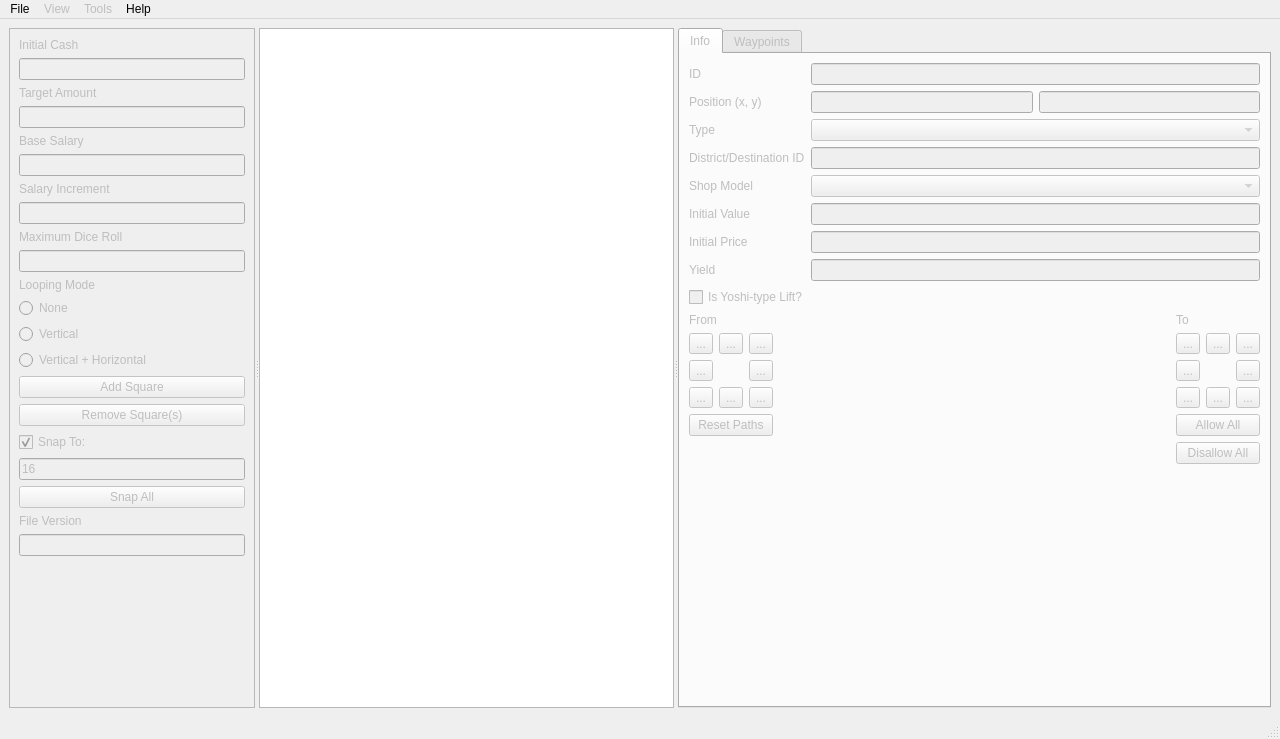
Old version of the form mainwindow.ui in the repository FortuneStreetModding/fortune-avenue-qt.
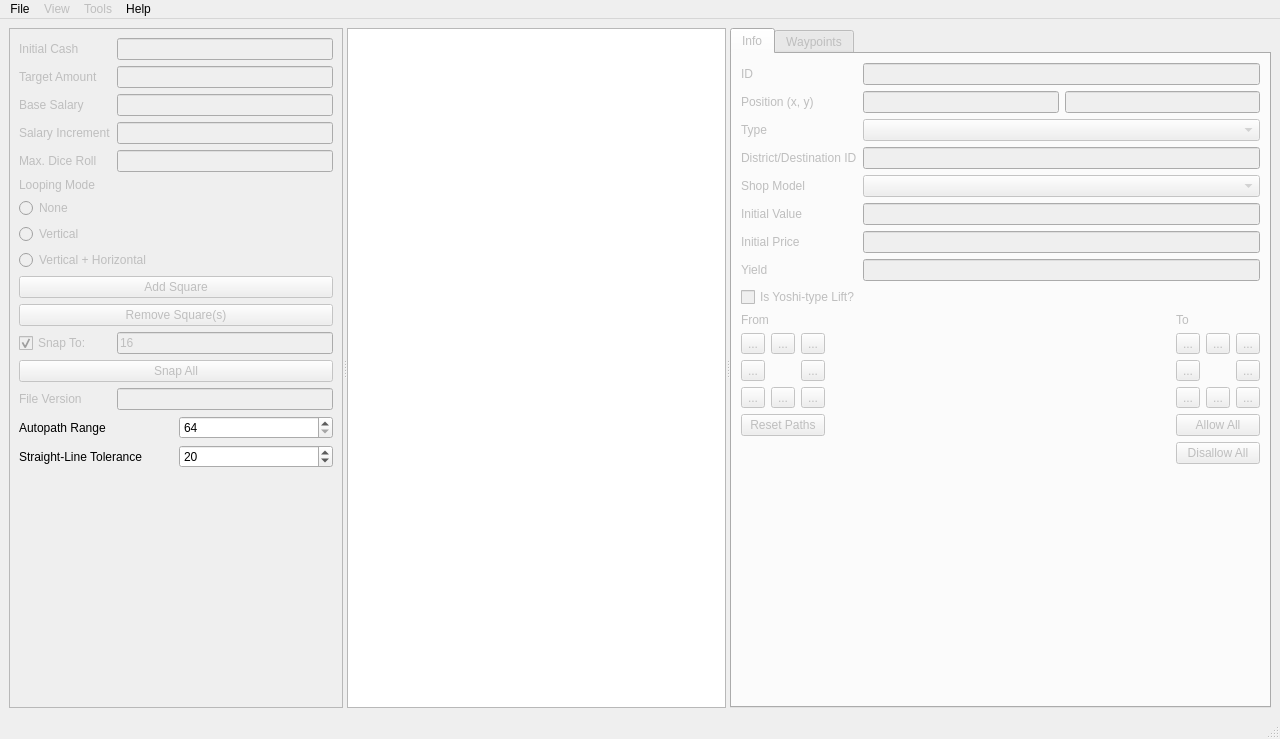
New version of the form. Icons and pictures are not drawn.

Commit message: autopath tolerance parameters are now adjustable

The edit to the form file:
```diff
--- a/mainwindow.ui
+++ b/mainwindow.ui
@@ -22,7 +22,7 @@
       </property>
       <widget class="QFrame" name="boardEdit">
        <property name="enabled">
-        <bool>false</bool>
+        <bool>true</bool>
        </property>
        <property name="sizePolicy">
         <sizepolicy hsizetype="Preferred" vsizetype="Preferred">
@@ -42,156 +42,15 @@
        <property name="frameShadow">
         <enum>QFrame::Raised</enum>
        </property>
-       <layout class="QVBoxLayout" name="verticalLayout_3">
-        <item alignment="Qt::AlignTop">
-         <widget class="QLabel" name="label">
+       <layout class="QGridLayout" name="gridLayout_3">
+        <item row="23" column="0">
+         <widget class="QLabel" name="label_27">
           <property name="text">
-           <string>Initial Cash</string>
+           <string>Straight-Line Tolerance</string>
           </property>
          </widget>
         </item>
-        <item alignment="Qt::AlignTop">
-         <widget class="QLineEdit" name="initialCash"/>
-        </item>
-        <item>
-         <widget class="QLabel" name="label_3">
-          <property name="text">
-           <string>Target Amount</string>
-          </property>
-         </widget>
-        </item>
-        <item>
-         <widget class="QLineEdit" name="targetAmount"/>
-        </item>
-        <item>
-         <widget class="QLabel" name="label_5">
-          <property name="text">
-           <string>Base Salary</string>
-          </property>
-         </widget>
-        </item>
-        <item>
-         <widget class="QLineEdit" name="baseSalary"/>
-        </item>
-        <item>
-         <widget class="QLabel" name="label_6">
-          <property name="text">
-           <string>Salary Increment</string>
-          </property>
-         </widget>
-        </item>
-        <item>
-         <widget class="QLineEdit" name="salaryIncrement"/>
-        </item>
-        <item>
-         <widget class="QLabel" name="label_7">
-          <property name="text">
-           <string>Maximum Dice Roll</string>
-          </property>
-         </widget>
-        </item>
-        <item>
-         <widget class="QLineEdit" name="maxDiceRoll"/>
-        </item>
-        <item>
-         <widget class="QLabel" name="label_8">
-          <property name="text">
-           <string>Looping Mode</string>
-          </property>
-         </widget>
-        </item>
-        <item>
-         <widget class="QRadioButton" name="loopingNone">
-          <property name="text">
-           <string>None</string>
-          </property>
-          <attribute name="buttonGroup">
-           <string notr="true">loopingMode</string>
-          </attribute>
-         </widget>
-        </item>
-        <item>
-         <widget class="QRadioButton" name="loopingVertical">
-          <property name="text">
-           <string>Vertical</string>
-          </property>
-          <attribute name="buttonGroup">
-           <string notr="true">loopingMode</string>
-          </attribute>
-         </widget>
-        </item>
-        <item>
-         <widget class="QRadioButton" name="loopingVerticalHorizontal">
-          <property name="text">
-           <string>Vertical + Horizontal</string>
-          </property>
-          <attribute name="buttonGroup">
-           <string notr="true">loopingMode</string>
-          </attribute>
-         </widget>
-        </item>
-        <item>
-         <widget class="QPushButton" name="addSquare">
-          <property name="text">
-           <string>Add Square</string>
-          </property>
-          <property name="shortcut">
-           <string>Ctrl+E</string>
-          </property>
-         </widget>
-        </item>
-        <item>
-         <widget class="QPushButton" name="removeSquare">
-          <property name="text">
-           <string>Remove Square(s)</string>
-          </property>
-          <property name="shortcut">
-           <string>Backspace</string>
-          </property>
-         </widget>
-        </item>
-        <item>
-         <widget class="QCheckBox" name="snapToCheck">
-          <property name="text">
-           <string>Snap To:</string>
-          </property>
-          <property name="checked">
-           <bool>true</bool>
-          </property>
-          <property name="tristate">
-           <bool>false</bool>
-          </property>
-         </widget>
-        </item>
-        <item>
-         <widget class="QLineEdit" name="snapTo">
-          <property name="text">
-           <string>16</string>
-          </property>
-         </widget>
-        </item>
-        <item>
-         <widget class="QPushButton" name="snapAll">
-          <property name="text">
-           <string>Snap All</string>
-          </property>
-         </widget>
-        </item>
-        <item>
-         <widget class="QLabel" name="label_25">
-          <property name="text">
-           <string>File Version</string>
-          </property>
-         </widget>
-        </item>
-        <item>
-         <widget class="QLineEdit" name="fileVersion">
-          <property name="enabled">
-           <bool>false</bool>
-          </property>
-         </widget>
-        </item>
-        <item>
+        <item row="24" column="0">
          <spacer name="verticalSpacer">
           <property name="orientation">
            <enum>Qt::Vertical</enum>
@@ -204,6 +63,205 @@
           </property>
          </spacer>
         </item>
+        <item row="23" column="1">
+         <widget class="QSpinBox" name="straightLineTolerance">
+          <property name="maximum">
+           <number>63</number>
+          </property>
+          <property name="value">
+           <number>20</number>
+          </property>
+         </widget>
+        </item>
+        <item row="22" column="0">
+         <widget class="QLabel" name="label_26">
+          <property name="text">
+           <string>Autopath Range</string>
+          </property>
+         </widget>
+        </item>
+        <item row="22" column="1">
+         <widget class="QSpinBox" name="autopathRange">
+          <property name="minimum">
+           <number>64</number>
+          </property>
+          <property name="maximum">
+           <number>100</number>
+          </property>
+          <property name="value">
+           <number>64</number>
+          </property>
+         </widget>
+        </item>
+        <item row="0" column="0" colspan="2">
+         <widget class="QWidget" name="subBoardEdit" native="true">
+          <property name="enabled">
+           <bool>false</bool>
+          </property>
+          <layout class="QGridLayout" name="gridLayout_5">
+           <property name="leftMargin">
+            <number>0</number>
+           </property>
+           <property name="topMargin">
+            <number>0</number>
+           </property>
+           <property name="rightMargin">
+            <number>0</number>
+           </property>
+           <property name="bottomMargin">
+            <number>0</number>
+           </property>
+           <item row="4" column="0">
+            <widget class="QLabel" name="label_7">
+             <property name="text">
+              <string>Max. Dice Roll</string>
+             </property>
+            </widget>
+           </item>
+           <item row="11" column="0">
+            <widget class="QCheckBox" name="snapToCheck">
+             <property name="text">
+              <string>Snap To:</string>
+             </property>
+             <property name="checked">
+              <bool>true</bool>
+             </property>
+             <property name="tristate">
+              <bool>false</bool>
+             </property>
+            </widget>
+           </item>
+           <item row="10" column="0" colspan="2">
+            <widget class="QPushButton" name="removeSquare">
+             <property name="text">
+              <string>Remove Square(s)</string>
+             </property>
+             <property name="shortcut">
+              <string>Backspace</string>
+             </property>
+            </widget>
+           </item>
+           <item row="9" column="0" colspan="2">
+            <widget class="QPushButton" name="addSquare">
+             <property name="text">
+              <string>Add Square</string>
+             </property>
+             <property name="shortcut">
+              <string>Ctrl+E</string>
+             </property>
+            </widget>
+           </item>
+           <item row="7" column="0" colspan="2">
+            <widget class="QRadioButton" name="loopingVertical">
+             <property name="text">
+              <string>Vertical</string>
+             </property>
+             <attribute name="buttonGroup">
+              <string notr="true">loopingMode</string>
+             </attribute>
+            </widget>
+           </item>
+           <item row="1" column="1">
+            <widget class="QLineEdit" name="targetAmount"/>
+           </item>
+           <item row="1" column="0">
+            <widget class="QLabel" name="label_3">
+             <property name="text">
+              <string>Target Amount</string>
+             </property>
+            </widget>
+           </item>
+           <item row="3" column="1">
+            <widget class="QLineEdit" name="salaryIncrement"/>
+           </item>
+           <item row="2" column="0">
+            <widget class="QLabel" name="label_5">
+             <property name="text">
+              <string>Base Salary</string>
+             </property>
+            </widget>
+           </item>
+           <item row="5" column="0" colspan="2">
+            <widget class="QLabel" name="label_8">
+             <property name="text">
+              <string>Looping Mode</string>
+             </property>
+            </widget>
+           </item>
+           <item row="4" column="1">
+            <widget class="QLineEdit" name="maxDiceRoll"/>
+           </item>
+           <item row="0" column="0">
+            <widget class="QLabel" name="label">
+             <property name="text">
+              <string>Initial Cash</string>
+             </property>
+            </widget>
+           </item>
+           <item row="6" column="0" colspan="2">
+            <widget class="QRadioButton" name="loopingNone">
+             <property name="text">
+              <string>None</string>
+             </property>
+             <attribute name="buttonGroup">
+              <string notr="true">loopingMode</string>
+             </attribute>
+            </widget>
+           </item>
+           <item row="11" column="1">
+            <widget class="QLineEdit" name="snapTo">
+             <property name="text">
+              <string>16</string>
+             </property>
+            </widget>
+           </item>
+           <item row="8" column="0" colspan="2">
+            <widget class="QRadioButton" name="loopingVerticalHorizontal">
+             <property name="text">
+              <string>Vertical + Horizontal</string>
+             </property>
+             <attribute name="buttonGroup">
+              <string notr="true">loopingMode</string>
+             </attribute>
+            </widget>
+           </item>
+           <item row="0" column="1">
+            <widget class="QLineEdit" name="initialCash"/>
+           </item>
+           <item row="2" column="1">
+            <widget class="QLineEdit" name="baseSalary"/>
+           </item>
+           <item row="3" column="0">
+            <widget class="QLabel" name="label_6">
+             <property name="text">
+              <string>Salary Increment</string>
+             </property>
+            </widget>
+           </item>
+           <item row="13" column="0">
+            <widget class="QLabel" name="label_25">
+             <property name="text">
+              <string>File Version</string>
+             </property>
+            </widget>
+           </item>
+           <item row="12" column="0" colspan="2">
+            <widget class="QPushButton" name="snapAll">
+             <property name="text">
+              <string>Snap All</string>
+             </property>
+            </widget>
+           </item>
+           <item row="13" column="1">
+            <widget class="QLineEdit" name="fileVersion">
+             <property name="enabled">
+              <bool>false</bool>
+             </property>
+            </widget>
+           </item>
+          </layout>
+         </widget>
+        </item>
        </layout>
       </widget>
       <widget class="QGraphicsView" name="graphicsView">
@@ -238,123 +296,6 @@
          <item row="4" column="1">
           <widget class="QComboBox" name="type"/>
          </item>
-         <item row="18" column="0">
-          <spacer name="verticalSpacer_2">
-           <property name="orientation">
-            <enum>Qt::Vertical</enum>
-           </property>
-           <property name="sizeHint" stdset="0">
-            <size>
-             <width>20</width>
-             <height>40</height>
-            </size>
-           </property>
-          </spacer>
-         </item>
-         <item row="0" column="1">
-          <widget class="QLineEdit" name="id">
-           <property name="enabled">
-            <bool>false</bool>
-           </property>
-          </widget>
-         </item>
-         <item row="4" column="0">
-          <widget class="QLabel" name="label_9">
-           <property name="text">
-            <string>Type</string>
-           </property>
-          </widget>
-         </item>
-         <item row="2" column="0">
-          <widget class="QLabel" name="label_21">
-           <property name="text">
-            <string>Position (x, y)</string>
-           </property>
-          </widget>
-         </item>
-         <item row="12" column="0">
-          <widget class="QLabel" name="label_13">
-           <property name="text">
-            <string>Initial Price</string>
-           </property>
-          </widget>
-         </item>
-         <item row="2" column="1">
-          <layout class="QHBoxLayout" name="horizontalLayout_7">
-           <item>
-            <widget class="QLineEdit" name="positionY"/>
-           </item>
-           <item>
-            <widget class="QLineEdit" name="positionX"/>
-           </item>
-          </layout>
-         </item>
-         <item row="0" column="0">
-          <widget class="QLabel" name="label_2">
-           <property name="text">
-            <string>ID</string>
-           </property>
-          </widget>
-         </item>
-         <item row="14" column="0">
-          <widget class="QLabel" name="label_22">
-           <property name="text">
-            <string>Yield</string>
-           </property>
-          </widget>
-         </item>
-         <item row="6" column="1">
-          <widget class="QLineEdit" name="districtDestinationId"/>
-         </item>
-         <item row="8" column="1">
-          <widget class="QComboBox" name="shopModel"/>
-         </item>
-         <item row="10" column="0">
-          <widget class="QLabel" name="label_12">
-           <property name="text">
-            <string>Initial Value</string>
-           </property>
-          </widget>
-         </item>
-         <item row="8" column="0">
-          <widget class="QLabel" name="label_11">
-           <property name="text">
-            <string>Shop Model</string>
-           </property>
-          </widget>
-         </item>
-         <item row="6" column="0">
-          <widget class="QLabel" name="label_10">
-           <property name="text">
-            <string>District/Destination ID</string>
-           </property>
-          </widget>
-         </item>
-         <item row="10" column="1">
-          <widget class="QLineEdit" name="initialValue"/>
-         </item>
-         <item row="12" column="1">
-          <widget class="QLineEdit" name="initialPrice"/>
-         </item>
-         <item row="14" column="1">
-          <widget class="QLineEdit" name="yield">
-           <property name="enabled">
-            <bool>false</bool>
-           </property>
-          </widget>
-         </item>
-         <item row="16" column="0" colspan="2">
-          <widget class="QCheckBox" name="isLift">
-           <property name="toolTip">
-            <string>Lift/Magmalice Start:
-Yes for Yoshi-type lift
-No for Magmalice lift</string>
-           </property>
-           <property name="text">
-            <string>Is Yoshi-type Lift?</string>
-           </property>
-          </widget>
-         </item>
          <item row="17" column="0" colspan="2">
           <widget class="QWidget" name="widget" native="true">
            <layout class="QGridLayout" name="gridLayout">
@@ -709,6 +650,123 @@
            </layout>
           </widget>
          </item>
+         <item row="19" column="0">
+          <spacer name="verticalSpacer_2">
+           <property name="orientation">
+            <enum>Qt::Vertical</enum>
+           </property>
+           <property name="sizeHint" stdset="0">
+            <size>
+             <width>20</width>
+             <height>40</height>
+            </size>
+           </property>
+          </spacer>
+         </item>
+         <item row="0" column="1">
+          <widget class="QLineEdit" name="id">
+           <property name="enabled">
+            <bool>false</bool>
+           </property>
+          </widget>
+         </item>
+         <item row="4" column="0">
+          <widget class="QLabel" name="label_9">
+           <property name="text">
+            <string>Type</string>
+           </property>
+          </widget>
+         </item>
+         <item row="2" column="0">
+          <widget class="QLabel" name="label_21">
+           <property name="text">
+            <string>Position (x, y)</string>
+           </property>
+          </widget>
+         </item>
+         <item row="10" column="1">
+          <widget class="QLineEdit" name="initialValue"/>
+         </item>
+         <item row="16" column="0" colspan="2">
+          <widget class="QCheckBox" name="isLift">
+           <property name="toolTip">
+            <string>Lift/Magmalice Start:
+Yes for Yoshi-type lift
+No for Magmalice lift</string>
+           </property>
+           <property name="text">
+            <string>Is Yoshi-type Lift?</string>
+           </property>
+          </widget>
+         </item>
+         <item row="12" column="0">
+          <widget class="QLabel" name="label_13">
+           <property name="text">
+            <string>Initial Price</string>
+           </property>
+          </widget>
+         </item>
+         <item row="2" column="1">
+          <layout class="QHBoxLayout" name="horizontalLayout_7">
+           <item>
+            <widget class="QLineEdit" name="positionY"/>
+           </item>
+           <item>
+            <widget class="QLineEdit" name="positionX"/>
+           </item>
+          </layout>
+         </item>
+         <item row="14" column="1">
+          <widget class="QLineEdit" name="yield">
+           <property name="enabled">
+            <bool>false</bool>
+           </property>
+          </widget>
+         </item>
+         <item row="0" column="0">
+          <widget class="QLabel" name="label_2">
+           <property name="text">
+            <string>ID</string>
+           </property>
+          </widget>
+         </item>
+         <item row="14" column="0">
+          <widget class="QLabel" name="label_22">
+           <property name="text">
+            <string>Yield</string>
+           </property>
+          </widget>
+         </item>
+         <item row="6" column="1">
+          <widget class="QLineEdit" name="districtDestinationId"/>
+         </item>
+         <item row="12" column="1">
+          <widget class="QLineEdit" name="initialPrice"/>
+         </item>
+         <item row="8" column="1">
+          <widget class="QComboBox" name="shopModel"/>
+         </item>
+         <item row="10" column="0">
+          <widget class="QLabel" name="label_12">
+           <property name="text">
+            <string>Initial Value</string>
+           </property>
+          </widget>
+         </item>
+         <item row="8" column="0">
+          <widget class="QLabel" name="label_11">
+           <property name="text">
+            <string>Shop Model</string>
+           </property>
+          </widget>
+         </item>
+         <item row="6" column="0">
+          <widget class="QLabel" name="label_10">
+           <property name="text">
+            <string>District/Destination ID</string>
+           </property>
+          </widget>
+         </item>
         </layout>
        </widget>
        <widget class="QWidget" name="waypoints">
```
Left out of the diff: 24 changed lines with no effect on the pictures. The commit also changes 5 other files.
